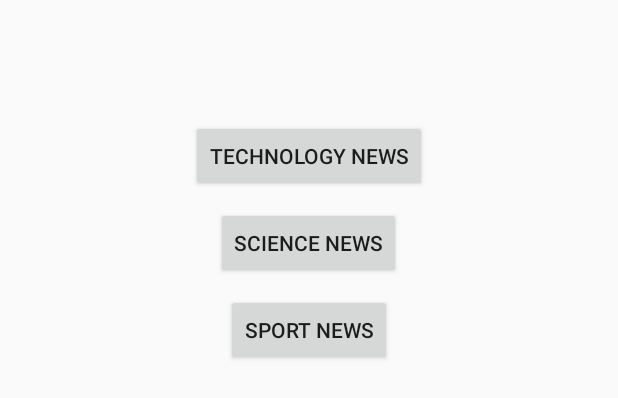
After one commit to MarcinUryga/RSS, an Android app: the layout overview_fragment.xml on its own in the app's theme, with its tools: preview values and no code run, on a phone screen of 412 x 824 dp. The commit adds this screen. Shown: the top 398 px of the screen. Run offline under Robolectric (Android 15) with nearby library versions, the phone set to English and light mode, and no system bars.

Commit message:
add fragments

```diff
--- a/app/build.gradle
+++ b/app/build.gradle
@@ -33,4 +33,5 @@ dependencies {
     implementation 'com.android.support:cardview-v7:26.0.0-beta2'
     implementation 'com.google.code.gson:gson:2.8.1'
     implementation 'com.android.support:recyclerview-v7:26.0.0-beta2'
+    compile 'com.squareup.retrofit:retrofit:1.9.0'
 }
--- a/app/src/main/res/layout/activity_main.xml
+++ b/app/src/main/res/layout/activity_main.xml
@@ -5,6 +5,12 @@
     android:layout_width="match_parent"
     android:layout_height="match_parent"
     tools:context="com.example.miquido.rss.MainActivity">
+
+    <FrameLayout
+        android:id="@+id/fragment_container"
+        android:layout_width="match_parent"
+        android:layout_height="match_parent">
+    </FrameLayout>
 
     <android.support.v7.widget.Toolbar
         android:id="@+id/toolbar"
--- /dev/null
+++ b/app/src/main/res/layout/news_fragment.xml
@@ -0,0 +1,6 @@
+<?xml version="1.0" encoding="utf-8"?>
+<LinearLayout xmlns:android="http://schemas.android.com/apk/res/android"
+    android:orientation="vertical" android:layout_width="match_parent"
+    android:layout_height="match_parent">
+
+</LinearLayout>
--- /dev/null
+++ b/app/src/main/res/layout/overview_fragment.xml
@@ -0,0 +1,34 @@
+<?xml version="1.0" encoding="utf-8"?>
+<LinearLayout xmlns:android="http://schemas.android.com/apk/res/android"
+    android:orientation="vertical" android:layout_width="match_parent"
+    android:layout_height="match_parent">
+
+    <Button
+        android:id="@+id/technologyNewsBtn"
+        android:layout_marginTop="80dp"
+        android:text="technology news"
+        android:layout_gravity="center"
+        android:layout_width="wrap_content"
+        android:layout_height="wrap_content" />
+
+    <Button
+        android:id="@+id/scienceNewsBtn"
+        android:layout_marginTop="10dp"
+        android:text="science news"
+        android:layout_gravity="center"
+        android:layout_width="wrap_content"
+        android:layout_height="wrap_content" />
+
+    <Button
+        android:id="@+id/sportNewsBtn"
+        android:layout_marginTop="10dp"
+        android:text="sport news"
+        android:layout_gravity="center"
+        android:layout_width="wrap_content"
+        android:layout_height="wrap_content" />
+
+
+
+
+
+</LinearLayout>
```
Also changed, not shown: app/src/main/java/com/example/miquido/rss/Adapter/FeedAdapter.kt (+8 -4 lines), app/src/main/java/com/example/miquido/rss/Common/Links.kt (added, +11 -0 lines), app/src/main/java/com/example/miquido/rss/Common/LinksJava.java (added, +11 -0 lines), app/src/main/java/com/example/miquido/rss/Fragments/OverviewFragment.kt (added, +44 -0 lines), app/src/main/java/com/example/miquido/rss/MainActivity.kt (+42 -11 lines), app/src/main/java/com/example/miquido/rss/interfaces/OverviewFragmentActivityListener.kt (added, +8 -0 lines), app/src/main/java/com/example/miquido/rss/interfaces/WebService.java (added, +24 -0 lines).
